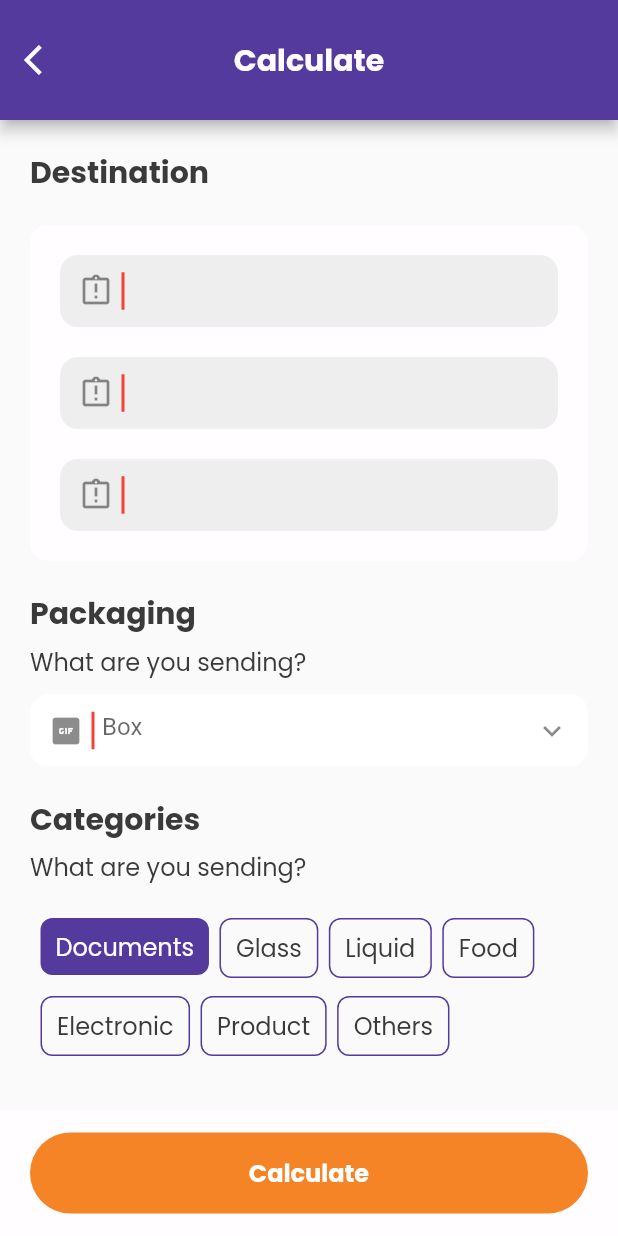
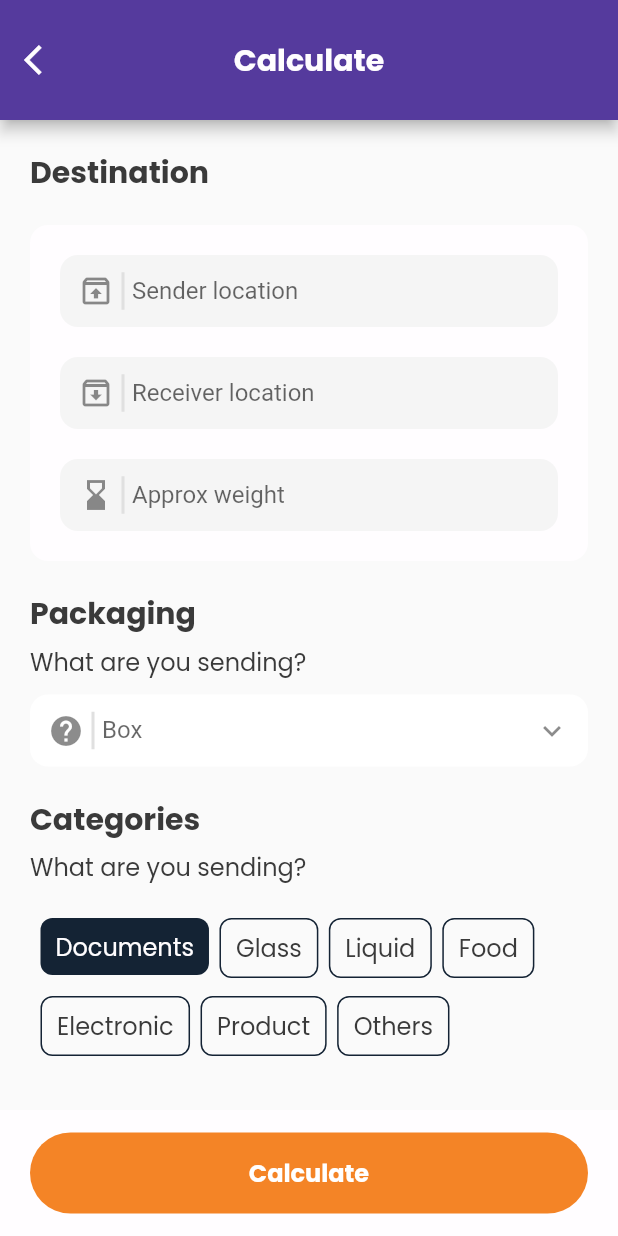
Before and after one commit to Collins-01/Movemate, a Flutter app: the screen it shows after launch, on a phone screen of 412 x 824 dp. Run offline on Flutter 3.47's test engine with Material 2 defaults, Android fonts, the phone set to English and light mode, and no system bars; our stand-ins replace google_fonts.

Commit message:
Made corrections to calculate view

```diff
--- a/lib/presentation/views/calculate_view.dart
+++ b/lib/presentation/views/calculate_view.dart
@@ -59,6 +59,7 @@ class _CalculateViewState extends State<CalculateView>
   Widget build(BuildContext context) {
     return SafeArea(
       child: Scaffold(
+        resizeToAvoidBottomInset: false,
         appBar: AppBar(
           backgroundColor: AppColors.primaryColor,
           toolbarHeight: 80,
@@ -124,19 +125,22 @@ class _CalculateViewState extends State<CalculateView>
                               child: const Column(
                                 children: [
                                   CalculateTextFieldWidget(
-                                    icon: Icons.assignment_late_outlined,
+                                    icon: Icons.unarchive_outlined,
+                                    hintText: "Sender location",
                                   ),
                                   SizedBox(
                                     height: 20,
                                   ),
                                   CalculateTextFieldWidget(
-                                    icon: Icons.assignment_late_outlined,
+                                    icon: Icons.archive_outlined,
+                                    hintText: "Receiver location",
                                   ),
                                   SizedBox(
                                     height: 20,
                                   ),
                                   CalculateTextFieldWidget(
-                                    icon: Icons.assignment_late_outlined,
+                                    icon: Icons.hourglass_bottom_outlined,
+                                    hintText: "Approx weight",
                                   ),
                                 ],
                               ),
@@ -171,7 +175,7 @@ class _CalculateViewState extends State<CalculateView>
                                     height: 10,
                                   ),
                                   const CalculateTextFieldWidget(
-                                    icon: Icons.gif_box,
+                                    icon: Icons.help,
                                     bgColor: Colors.white,
                                     suffixIcon: Icon(Icons.keyboard_arrow_down),
                                     hintText: "Box",
@@ -238,7 +242,7 @@ class _CalculateViewState extends State<CalculateView>
                   return Positioned(
                     left: 0,
                     right: 0,
-                    bottom: 0,
+                    bottom: _buttonAnimation.value,
                     child: Opacity(
                       opacity: _animationController.value,
                       child: Container(
--- a/lib/presentation/views/components/category_item_component.dart
+++ b/lib/presentation/views/components/category_item_component.dart
@@ -68,12 +68,12 @@ class _CategoryItemComponentState extends State<CategoryItemComponent>
             border: widget.isSelected
                 ? null
                 : Border.all(
-                    color: AppColors.primaryColor,
+                    color: const Color(0xff142334),
                   ),
             borderRadius: const BorderRadius.all(
               Radius.circular(8),
             ),
-            color: widget.isSelected ? AppColors.primaryColor : null,
+            color: widget.isSelected ? const Color(0xff142334) : null,
           ),
           padding: const EdgeInsets.only(
             left: 10,
--- a/lib/presentation/widgets/calculate_textfield.dart
+++ b/lib/presentation/widgets/calculate_textfield.dart
@@ -18,7 +18,7 @@ class CalculateTextFieldWidget extends StatelessWidget {
   Widget build(BuildContext context) {
     return Container(
       decoration: BoxDecoration(
-        color: bgColor ?? Colors.grey.shade200,
+        color: bgColor ?? Colors.grey.shade100,
         borderRadius: const BorderRadius.all(
           Radius.circular(12),
         ),
@@ -29,7 +29,7 @@ class CalculateTextFieldWidget extends StatelessWidget {
           border: InputBorder.none,
           contentPadding: const EdgeInsets.only(
             right: 15,
-            top: 12,
+            top: 14,
           ),
           suffixIcon: suffixIcon ?? const SizedBox.shrink(),
           prefixIcon: Row(
@@ -47,7 +47,7 @@ class CalculateTextFieldWidget extends StatelessWidget {
               Container(
                 height: 25,
                 width: 2,
-                color: Colors.red,
+                color: Colors.grey.shade300,
               )
             ],
           ),
```
Also changed, not shown: 1 other file.
